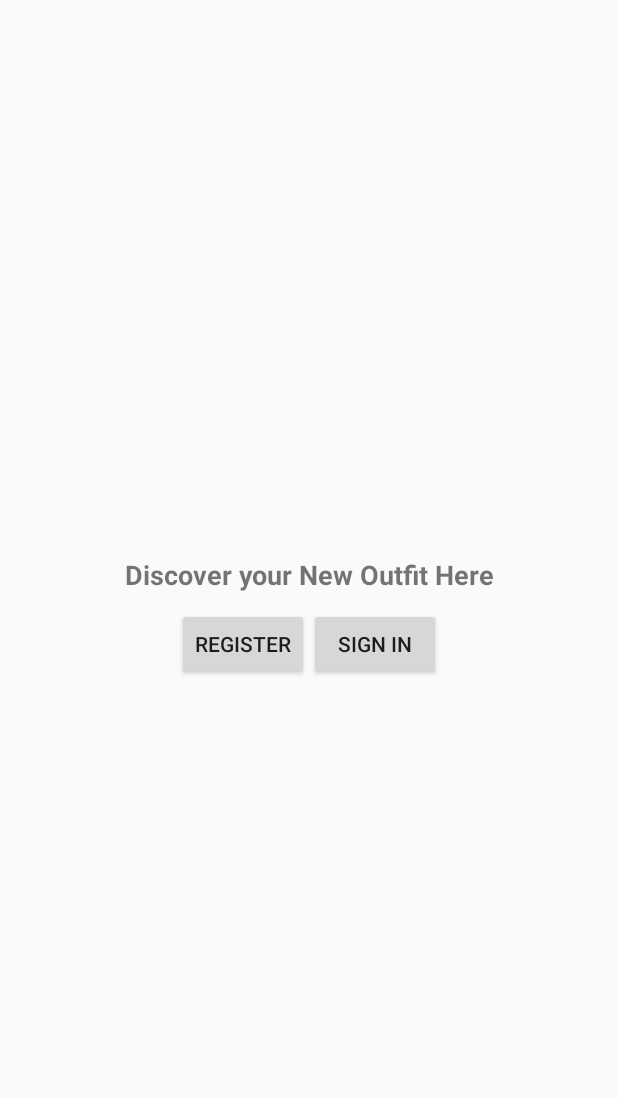
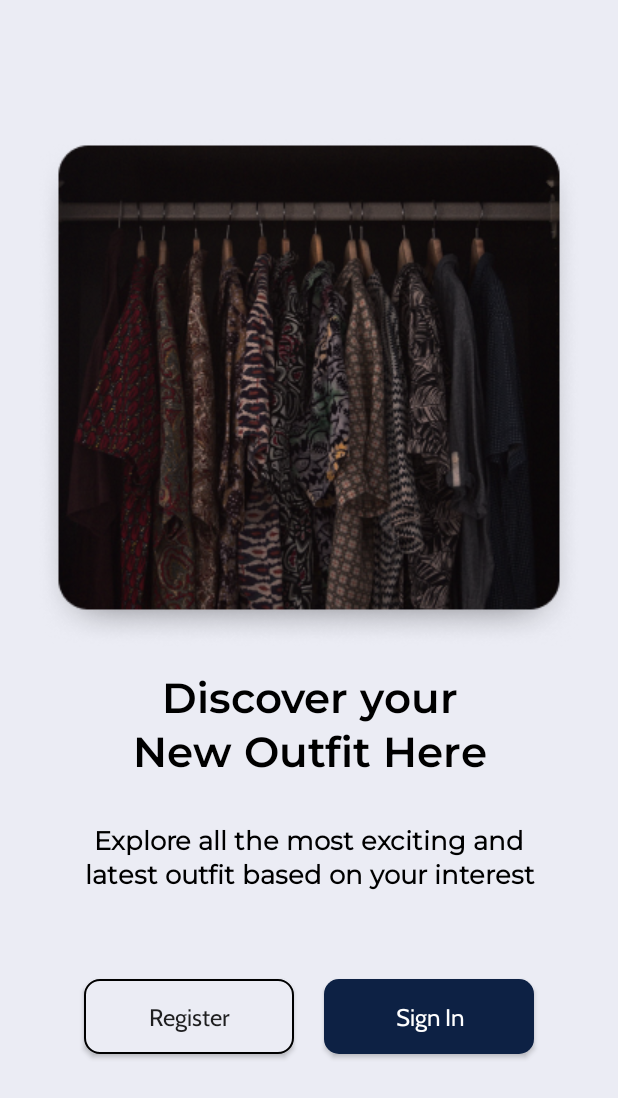
Before and after one commit to BETAMIN-SYNC/wardrobe-app, an Android app: the screen it shows after launch (MainActivity), on a phone screen of 412 x 824 dp. Shown: the top 1098 px of the screen. Run offline under Robolectric (Android 15) with nearby library versions, the phone set to English and light mode, and no system bars.

Commit message:
main page design

```diff
--- /dev/null
+++ b/app/src/main/res/drawable/round_btn.xml
@@ -0,0 +1,6 @@
+<?xml version="1.0" encoding="utf-8"?>
+<shape xmlns:android="http://schemas.android.com/apk/res/android">
+    <stroke android:color="#000000" android:width="1dp"/>
+    <corners android:radius="10dp"/>
+    <solid android:color="@color/bg_color"/>
+</shape>
--- /dev/null
+++ b/app/src/main/res/drawable/round_colored_btn.xml
@@ -0,0 +1,5 @@
+<?xml version="1.0" encoding="utf-8"?>
+<shape xmlns:android="http://schemas.android.com/apk/res/android">
+    <solid android:color="#0D2144"/>
+    <corners android:radius="10dp"/>
+</shape>
--- a/app/src/main/res/layout/activity_main.xml
+++ b/app/src/main/res/layout/activity_main.xml
@@ -1,38 +1,111 @@
 <?xml version="1.0" encoding="utf-8"?>
 <LinearLayout xmlns:android="http://schemas.android.com/apk/res/android"
+    xmlns:app="http://schemas.android.com/apk/res-auto"
     xmlns:tools="http://schemas.android.com/tools"
     android:layout_width="match_parent"
     android:layout_height="match_parent"
+    android:background="@color/bg_color"
     android:gravity="center"
     android:orientation="vertical"
     tools:context=".MainActivity">
 
+    <ImageView
+        android:id="@+id/imageView"
+        android:layout_width="match_parent"
+        android:layout_height="wrap_content"
+        android:contentDescription="@string/wardrobe"
+        app:srcCompat="@drawable/wardrobe_photo" />
+
     <TextView
         android:layout_width="match_parent"
         android:layout_height="wrap_content"
-        android:textStyle="bold"
+        android:layout_marginTop="15dp"
+        android:fontFamily="@font/montserrat_semi_bold"
         android:gravity="center"
-        android:textSize="18sp"
-        android:text="@string/discover_your_new_outfit_here"/>
+        android:text="@string/discover_your"
+        android:textAlignment="center"
+        android:textAllCaps="false"
+        android:textColor="#000000"
+        android:textSize="28sp"
+        android:textStyle="bold" />
+
+    <TextView
+        android:id="@+id/textView"
+        android:layout_width="match_parent"
+        android:layout_height="wrap_content"
+        android:fontFamily="@font/montserrat_semi_bold"
+        android:gravity="center"
+        android:text="@string/New_Outfit_Here"
+        android:textAlignment="center"
+        android:textAllCaps="false"
+        android:textColor="#000000"
+        android:textSize="28sp"
+        android:textStyle="bold" />
+
+    <TextView
+        android:id="@+id/textView5"
+        android:layout_width="match_parent"
+        android:layout_height="wrap_content"
+        android:layout_marginTop="30dp"
+        android:fontFamily="@font/montserrat"
+        android:gravity="center"
+        android:text="@string/Explore_all_the_most_exciting_and"
+        android:textAlignment="center"
+        android:textAllCaps="false"
+        android:textColor="#000000"
+        android:textSize="17sp"
+        android:textStyle="bold" />
+
+    <TextView
+        android:id="@+id/textView6"
+        android:layout_width="match_parent"
+        android:layout_height="wrap_content"
+        android:fontFamily="@font/montserrat"
+        android:gravity="center"
+        android:text="@string/latest_outfit_based_on_your_interest"
+        android:textAlignment="center"
+        android:textAllCaps="false"
+        android:textColor="#000000"
+        android:textSize="17sp"
+        android:textStyle="bold" />
 
     <LinearLayout
-        android:layout_width="wrap_content"
-        android:layout_height="wrap_content"
-        android:orientation="horizontal"
-        android:layout_gravity="center"
-        android:layout_marginTop="10dp">
+        android:layout_width="match_parent"
+        android:layout_height="107dp"
+        android:layout_gravity="center|center_horizontal|center_vertical"
+        android:layout_marginTop="30dp"
+        android:gravity="center"
+        android:orientation="horizontal">
 
         <androidx.appcompat.widget.AppCompatButton
             android:id="@+id/registerNowBtn"
-            android:layout_width="match_parent"
-            android:layout_height="wrap_content"
-            android:text="@string/register"/>
+            android:layout_width="140dp"
+            android:layout_height="50dp"
+            android:layout_gravity="center"
+            android:layout_marginEnd="10dp"
+            android:background="@drawable/round_btn"
+            android:elevation="5dp"
+            android:fontFamily="@font/cabin"
+            android:text="@string/register"
+            android:textAlignment="center"
+            android:textAllCaps="false"
+            android:textSize="16sp"
+            android:textStyle="normal" />
 
         <androidx.appcompat.widget.AppCompatButton
             android:id="@+id/loginNowBtn"
-            android:layout_width="match_parent"
-            android:layout_height="wrap_content"
-            android:text="@string/sign_in"/>
+            android:layout_width="140dp"
+            android:layout_height="50dp"
+            android:layout_gravity="center"
+            android:layout_marginStart="10dp"
+            android:background="@drawable/round_colored_btn"
+            android:fontFamily="@font/cabin"
+            android:text="@string/sign_in"
+            android:textAlignment="center"
+            android:textAllCaps="false"
+            android:textColor="#FFFFFF"
+            android:textSize="16sp"
+            android:textStyle="normal" />
 
     </LinearLayout>
 
--- a/app/src/main/res/values/colors.xml
+++ b/app/src/main/res/values/colors.xml
@@ -7,4 +7,6 @@
     <color name="teal_700">#FF018786</color>
     <color name="black">#FF000000</color>
     <color name="white">#FFFFFFFF</color>
+    <color name="bg_color">#EBECF4</color>
+    <color name="button_color">#0D2144</color>
 </resources>
--- a/app/src/main/res/values/strings.xml
+++ b/app/src/main/res/values/strings.xml
@@ -13,7 +13,11 @@
     <string name="re_type_your_password">Re-type your password</string>
     <string name="register">Register</string>
     <string name="back_to_login">Back to Login</string>
-    <string name="discover_your_new_outfit_here">Discover your New Outfit Here</string>
+    <string name="discover_your">Discover your</string>
+    <string name="New_Outfit_Here">New Outfit Here</string>
+    <string name="Explore_all_the_most_exciting_and">Explore all the most exciting and</string>
+    <string name="latest_outfit_based_on_your_interest">latest outfit based on your interest</string>
     <string name="recovery_password">recovery password</string>
     <string name="or_continue_with">Or continue with</string>
+    <string name="wardrobe">Wardrobe</string>
 </resources>
```
Also changed, not shown: app/src/main/res/drawable/wardrobe_photo.png (added), app/src/main/res/font/cabin.ttf (added), app/src/main/res/font/montserrat.ttf (added), app/src/main/res/font/montserrat_bold.ttf (added), app/src/main/res/font/montserrat_semi_bold.ttf (added).
